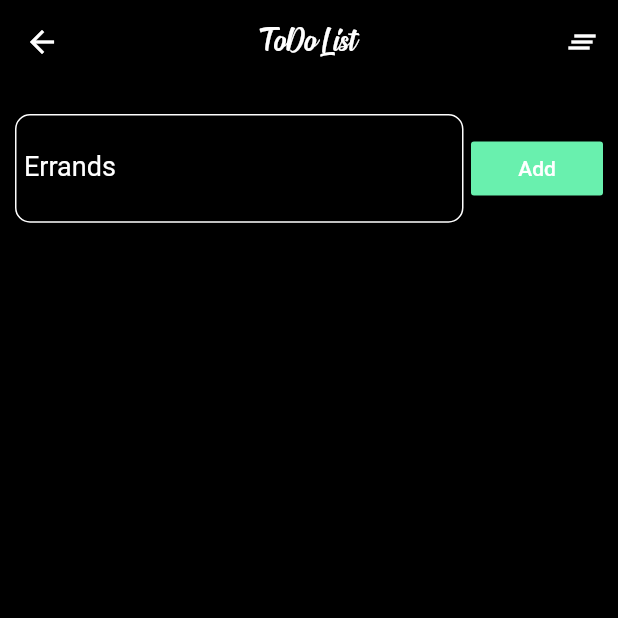
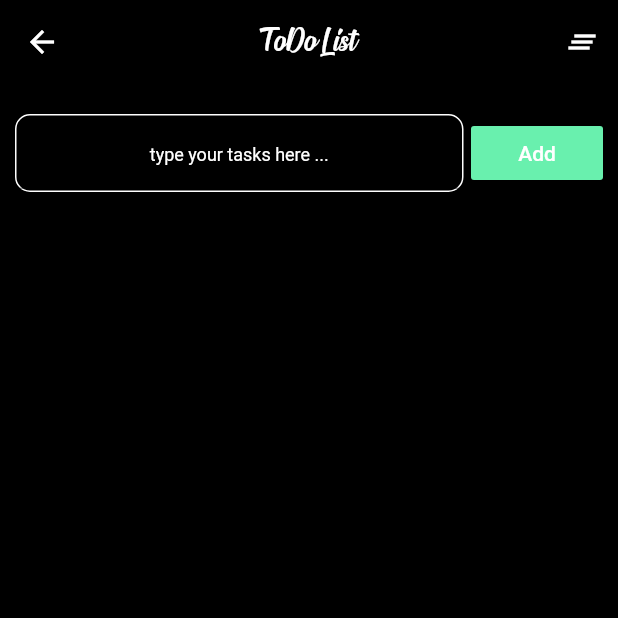
Before and after one commit to MarceloJSCesar/Devs_Circle_Network, a Flutter app: the ToDoPage screen opened directly, on a phone screen of 412 x 824 dp, the top half of it. Run offline on Flutter 3.47's test engine with Material 2 defaults, Android fonts, the phone set to English and light mode, and no system bars; our stand-ins replace cached_network_image, cloud_firestore, firebase_auth, firebase_core, firebase_messaging, firebase_storage and 7 more; missing offline and left inert: animator; accounts and stored records are empty.

Commit message:
some bugs fixed

```diff
--- a/devs_circle_network/lib/pages/home.dart
+++ b/devs_circle_network/lib/pages/home.dart
@@ -194,7 +194,7 @@ class _HomeState extends State<Home> {
                 ),
                 onTap: login),
             SizedBox(
-              height: 300,
+              height: 200,
             ),
             Container(
               alignment: Alignment.center,
--- a/devs_circle_network/lib/pages/menu/pages/todolist_page.dart
+++ b/devs_circle_network/lib/pages/menu/pages/todolist_page.dart
@@ -88,7 +88,7 @@ class _ToDoPageState extends State<ToDoPage> {
               children: <Widget>[
                 Expanded(
                   child: Container(
-                    padding: EdgeInsets.all(5),
+                    padding: EdgeInsets.all(1),
                     decoration: BoxDecoration(
                         border: Border.all(color: Colors.white),
                         borderRadius: BorderRadius.circular(10)),
@@ -97,11 +97,8 @@ class _ToDoPageState extends State<ToDoPage> {
                       style: TextStyle(color: Colors.white),
                       controller: _toDoController,
                       decoration: InputDecoration(
-                        labelText: 'Errands',
                         hintText: 'type your tasks here ...',
-                        hintStyle: TextStyle(color: Colors.white, fontSize: 15),
-                        labelStyle:
-                            TextStyle(color: Colors.white, fontSize: 18),
+                        hintStyle: TextStyle(color: Colors.white, fontSize: 12),
                       ),
                     ),
                   ),
--- a/devs_circle_network/lib/widgets/chat/new_message.dart
+++ b/devs_circle_network/lib/widgets/chat/new_message.dart
@@ -29,7 +29,7 @@ class _NewMessageState extends State<NewMessage> {
   Widget build(BuildContext context) {
     return Container(
       margin: EdgeInsets.all(8),
-      padding: EdgeInsets.all(8),
+      padding: EdgeInsets.all(3),
       decoration: BoxDecoration(
           border: Border.all(color: Colors.white),
           borderRadius: BorderRadius.circular(10)),
```
Also changed, not shown: devs_circle_network/lib/widgets/chat/message_bubble.dart (+7 -6 lines).
